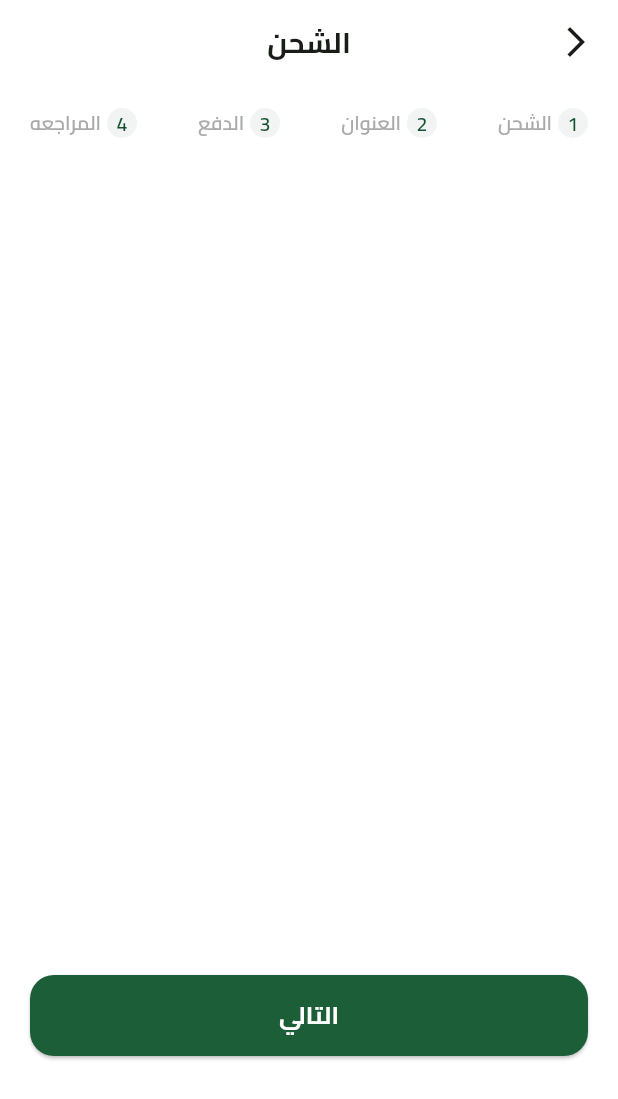
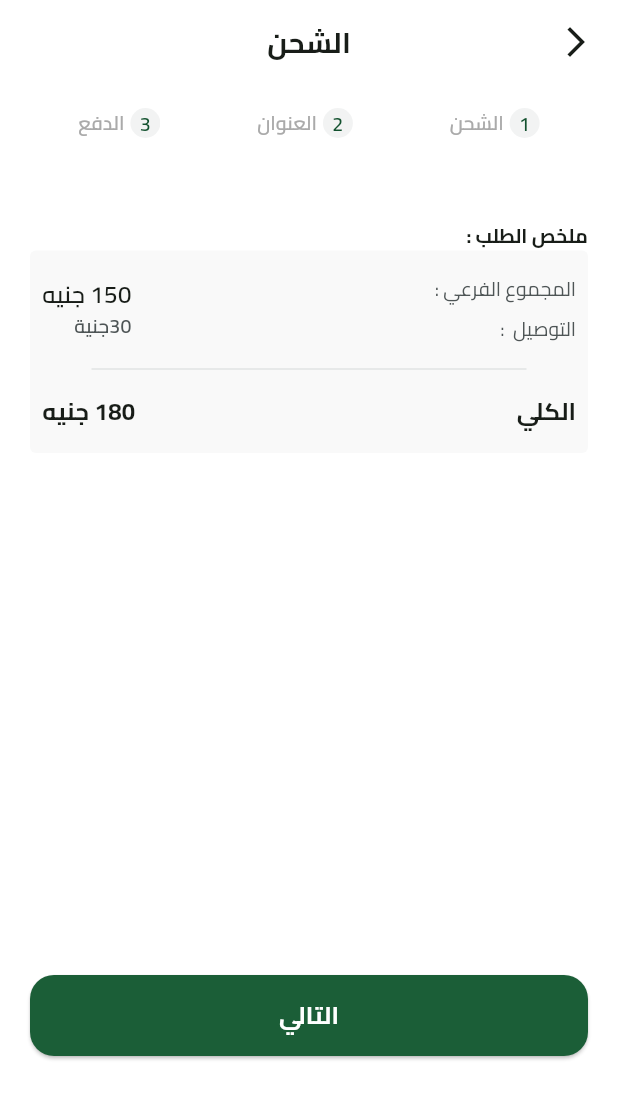
Before and after one commit to 3madhani/fruithub, a Flutter app: the CheckoutView screen opened by its route, swiped to page 3, on a phone screen of 412 x 824 dp. Shown: the top 1099 px of the screen. Run offline on Flutter 3.47's test engine with Material 3 defaults, Android fonts, the light colour scheme and no system bars; our stand-ins replace cached_network_image, cloud_firestore, dartz, dots_indicator, equatable, firebase_auth and 10 more; missing offline and left inert: flutter_facebook_auth; accounts and stored records are empty.

Commit message:
feat: update checkout steps and implement payment section with order summary

```diff
--- /dev/null
+++ b/lib/core/common/app_decoration.dart
@@ -0,0 +1,8 @@
+import 'package:skeletonizer/skeletonizer.dart';
+
+abstract class AppDecoration {
+  static var greyBoxDecoration = ShapeDecoration(
+    color: const Color(0x7FF2F3F3),
+    shape: RoundedRectangleBorder(borderRadius: BorderRadius.circular(4.0)),
+  );
+}
--- a/lib/feature/checkout/presentation/views/widgets/checkout_steps.dart
+++ b/lib/feature/checkout/presentation/views/widgets/checkout_steps.dart
@@ -1,7 +1,7 @@
 import 'package:flutter/material.dart';
 import 'package:fruithub/feature/checkout/presentation/views/widgets/step_item.dart';
 
-List<String> get steps => ['الشحن', 'العنوان', 'الدفع', 'المراجعه'];
+List<String> get steps => ['الشحن', 'العنوان', 'الدفع'];
 
 class CheckoutSteps extends StatelessWidget {
   const CheckoutSteps({super.key});
@@ -9,7 +9,7 @@ class CheckoutSteps extends StatelessWidget {
   @override
   Widget build(BuildContext context) {
     return Row(
-      mainAxisAlignment: MainAxisAlignment.spaceBetween,
+      mainAxisAlignment: MainAxisAlignment.spaceAround,
       children: List.generate(
         steps.length,
         (index) => StepItem(stepName: steps[index], stepNumber: index + 1),
--- a/lib/feature/checkout/presentation/views/widgets/checkout_steps_page_view.dart
+++ b/lib/feature/checkout/presentation/views/widgets/checkout_steps_page_view.dart
@@ -2,6 +2,7 @@ import 'package:flutter/material.dart';
 
 import '../../../../../core/constants/app_const.dart';
 import 'address_input_section.dart';
+import 'payment_section.dart';
 import 'shipping_section.dart';
 
 class CheckoutStepsPageView extends StatelessWidget {
@@ -12,8 +13,7 @@ class CheckoutStepsPageView extends StatelessWidget {
   List<Widget> get pages => const [
     ShippingSection(),
     AddressInputSection(),
-    SizedBox(),
-    SizedBox(),
+    PaymentSection(),
   ];
 
   @override
--- a/lib/feature/checkout/presentation/views/widgets/checkout_view_body.dart
+++ b/lib/feature/checkout/presentation/views/widgets/checkout_view_body.dart
@@ -32,7 +32,8 @@ class _CheckoutViewBodyState extends State<CheckoutViewBody> {
             title: "التالي",
             onPressed: () {
               // Handle next button action
-              pageController.nextPage(
+              pageController.animateToPage(
+                pageController.page!.toInt() + 1,
                 duration: const Duration(milliseconds: 300),
                 curve: Curves.easeInOut,
               );
--- /dev/null
+++ b/lib/feature/checkout/presentation/views/widgets/order_summary_widget.dart
@@ -0,0 +1,71 @@
+import 'package:flutter/material.dart';
+
+import '../../../../../core/utils/app_text_styles.dart';
+import 'payment_item.dart';
+
+class OrderSummaryWidget extends StatelessWidget {
+  const OrderSummaryWidget({super.key});
+
+  @override
+  Widget build(BuildContext context) {
+    return PaymentItem(
+      title: "ملخص الطلب :",
+      child: Column(
+        children: [
+          Row(
+            children: [
+              Column(
+                crossAxisAlignment: CrossAxisAlignment.start,
+                children: [
+                  Text(
+                    "المجموع الفرعي :",
+                    style: AppTextStyles.regular13.copyWith(
+                      color: const Color(0xFF4E5556),
+                    ),
+                  ),
+                  const SizedBox(height: 8),
+                  Text(
+                    "التوصيل  :",
+                    style: AppTextStyles.regular13.copyWith(
+                      color: const Color(0xFF4E5556),
+                    ),
+                  ),
+                ],
+              ),
+              const Spacer(),
+              Column(
+                crossAxisAlignment: CrossAxisAlignment.start,
+                children: [
+                  const Text("150 جنيه", style: AppTextStyles.semiBold16),
+                  Text(
+                    "30جنية",
+                    style: AppTextStyles.semiBold13.copyWith(
+                      color: const Color(0xFF4E5556),
+                    ),
+                  ),
+                ],
+              ),
+            ],
+          ),
+          const SizedBox(height: 9),
+          const Divider(
+            endIndent: 33,
+            indent: 33,
+            color: Color(0xFFCACECE),
+            thickness: .5,
+          ),
+          const SizedBox(height: 9),
+
+          const Row(
+            children: [
+              Text("الكلي", style: AppTextStyles.bold16),
+
+              Spacer(),
+              Text("180 جنيه", style: AppTextStyles.bold16),
+            ],
+          ),
+        ],
+      ),
+    );
+  }
+}
--- /dev/null
+++ b/lib/feature/checkout/presentation/views/widgets/payment_item.dart
@@ -0,0 +1,24 @@
+import 'package:flutter/material.dart';
+import 'package:fruithub/core/common/app_decoration.dart';
+import 'package:fruithub/core/utils/app_text_styles.dart';
+
+class PaymentItem extends StatelessWidget {
+  final String title;
+  final Widget child;
+  const PaymentItem({super.key, required this.title, required this.child});
+
+  @override
+  Widget build(BuildContext context) {
+    return Column(
+      crossAxisAlignment: CrossAxisAlignment.start,
+      children: [
+        Text(title, style: AppTextStyles.bold13),
+        Container(
+          padding: const EdgeInsets.symmetric(vertical: 16, horizontal: 8),
+          decoration: AppDecoration.greyBoxDecoration,
+          child: child,
+        ),
+      ],
+    );
+  }
+}
--- /dev/null
+++ b/lib/feature/checkout/presentation/views/widgets/payment_section.dart
@@ -0,0 +1,12 @@
+import 'package:flutter/material.dart';
+
+import 'order_summary_widget.dart';
+
+class PaymentSection extends StatelessWidget {
+  const PaymentSection({super.key});
+
+  @override
+  Widget build(BuildContext context) {
+    return const Column(children: [SizedBox(height: 24), OrderSummaryWidget()]);
+  }
+}
```
